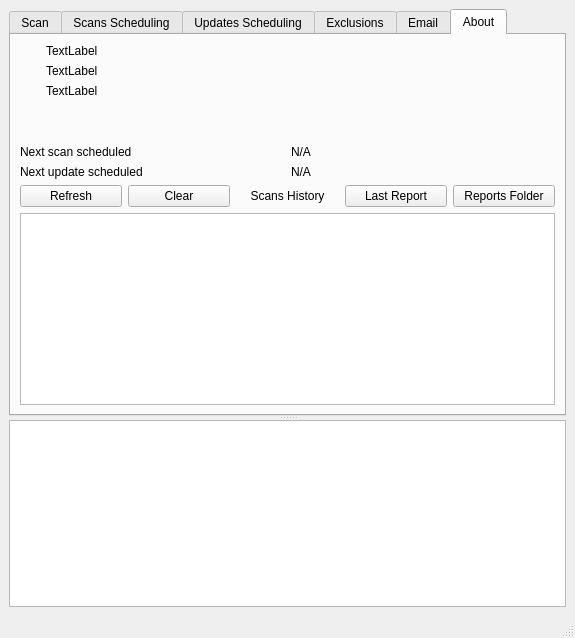
Qt form MainWindow.ui (jplozf/calamity) before a commit.
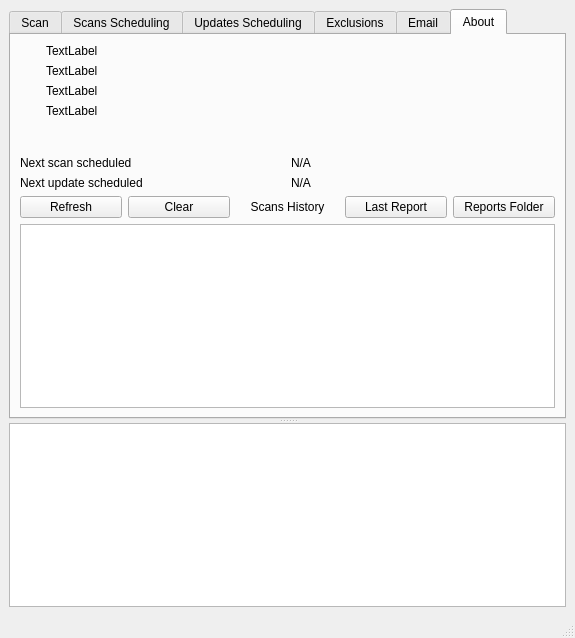
The same form after that commit. Icons and pictures are not drawn. Custom widgets are drawn as their Qt base class.

Commit message: Add timer to compare local signature version with online signature version available

```diff
--- a/MainWindow.ui
+++ b/MainWindow.ui
@@ -737,6 +737,13 @@
                  </property>
                 </widget>
                </item>
+               <item>
+                <widget class="QLabel" name="lblCurrentUpdate">
+                 <property name="text">
+                  <string>TextLabel</string>
+                 </property>
+                </widget>
+               </item>
                <item>
                 <spacer name="verticalSpacer_4">
                  <property name="orientation">
```
The commit also changes 2 other files.
